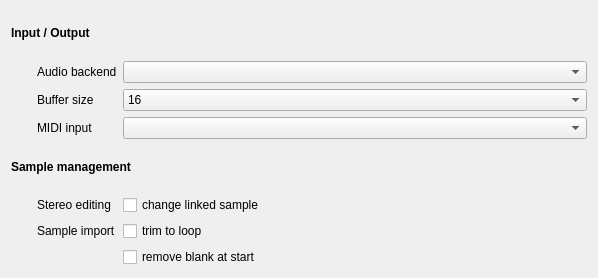
Old version of the form sources/context/interface/configsectiongeneral.ui in the repository davy7125/polyphone.
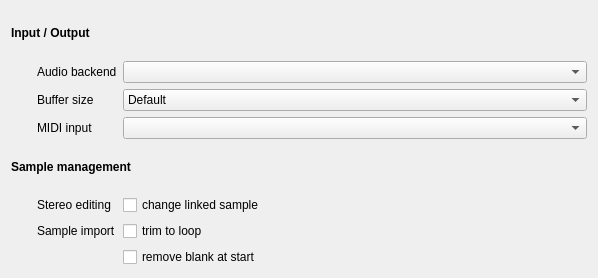
New version of the form.

Commit message:
Default buffer size
By default, the buffer size used by the system is kept

```diff
--- a/sources/context/interface/configsectiongeneral.ui
+++ b/sources/context/interface/configsectiongeneral.ui
@@ -37,6 +37,11 @@
    </item>
    <item row="2" column="2">
     <widget class="QComboBox" name="comboBufferSize">
+     <item>
+      <property name="text">
+       <string>Default</string>
+      </property>
+     </item>
      <item>
       <property name="text">
        <string notr="true">16</string>
```
Left out of the diff: 17 changed lines with no effect on the pictures. The commit also changes 19 other files.
